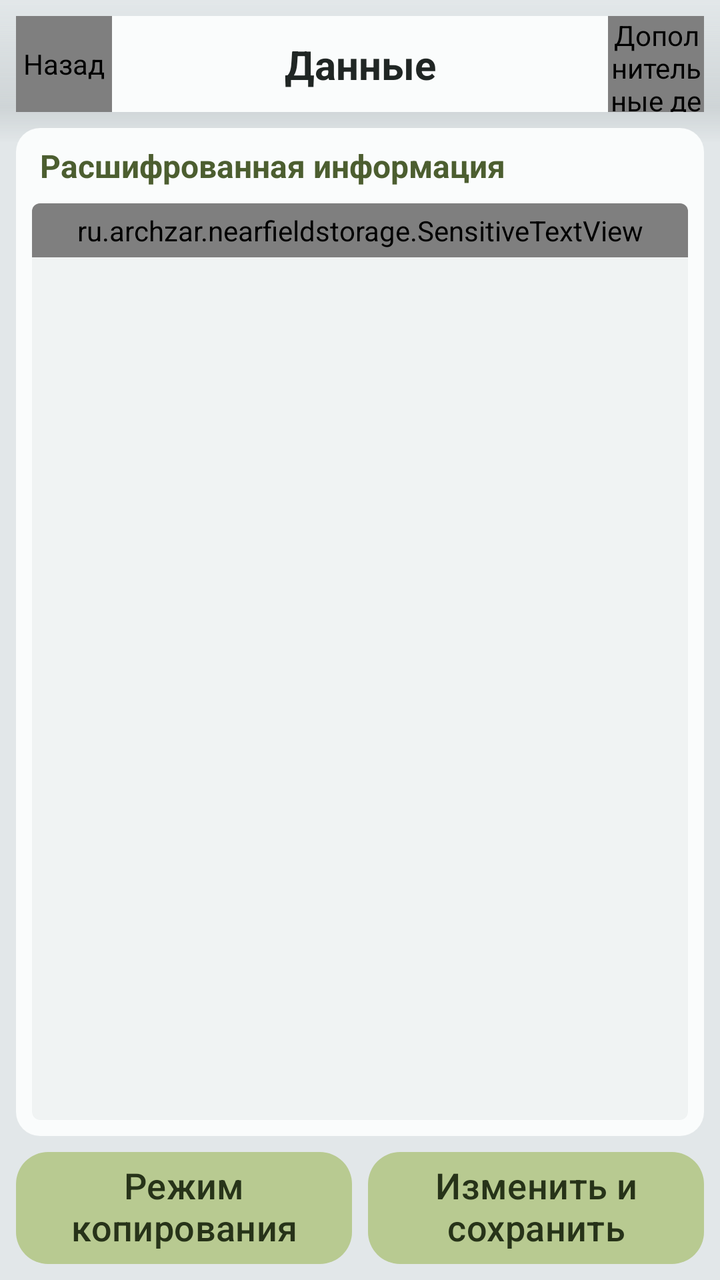
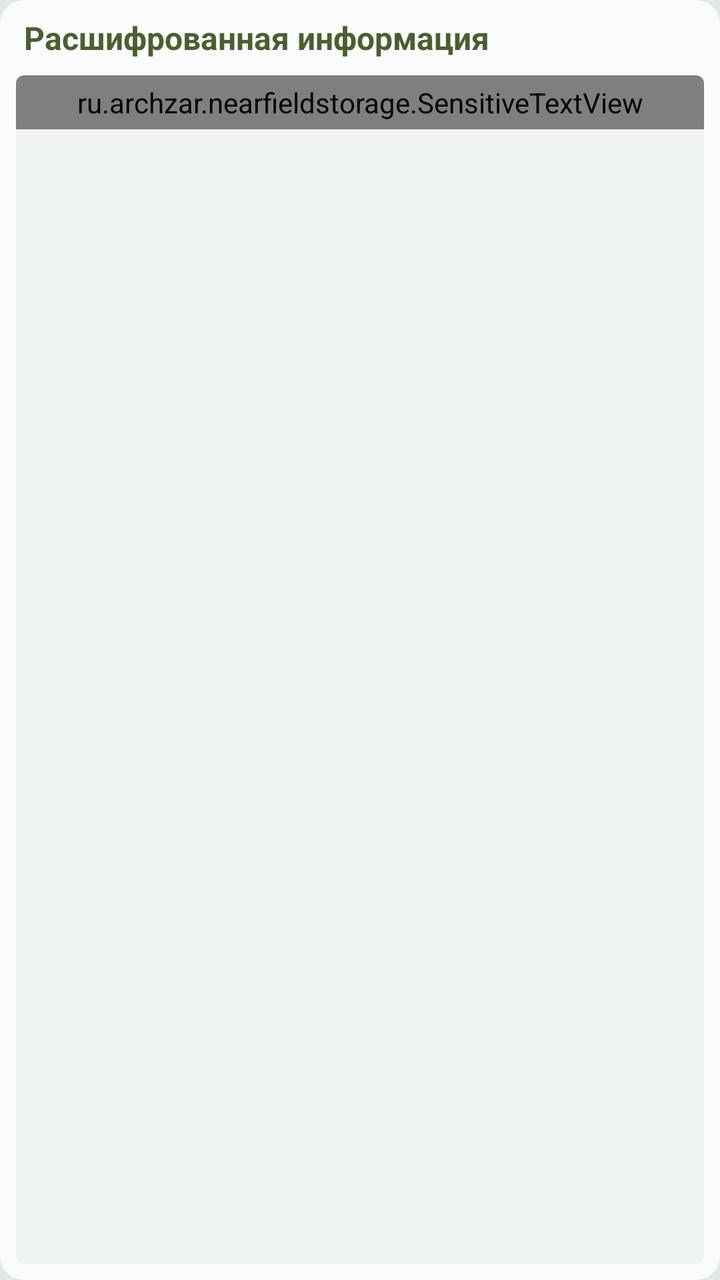

Before-and-after screenshots of an Android layout around one commit, followed by the original layout XML and the change that was made.
<!-- AndroidManifest.xml: application theme Theme.NFS -->
<!-- res/layout/fragment_decoded_information.xml -->
<?xml version="1.0" encoding="utf-8"?>
<androidx.constraintlayout.widget.ConstraintLayout
    xmlns:android="http://schemas.android.com/apk/res/android"
    xmlns:app="http://schemas.android.com/apk/res-auto"
    xmlns:tools="http://schemas.android.com/tools"
    android:layout_height="match_parent"
    android:layout_width="match_parent"
    android:background="@color/screen_background"
    android:id="@+id/coordinator">

    <View
        android:id="@+id/shadow_of_top_floating_island"
        android:layout_width="match_parent"
        android:layout_height="0dp"
        app:layout_constraintTop_toTopOf="parent"
        app:layout_constraintBottom_toBottomOf="@id/top_floating_island"
        app:layout_constraintStart_toStartOf="parent"
        app:layout_constraintEnd_toEndOf="parent"
        android:background="@drawable/background_shadow_of_top_island_gradient"
        android:layout_marginBottom="-16dp"/>

    <androidx.constraintlayout.widget.ConstraintLayout
        android:id="@+id/workspace_layout"
        style="@style/Widget.NFS.Workspace"
        app:layout_constraintTop_toBottomOf="@id/top_floating_island"
        app:layout_constraintBottom_toTopOf="@id/bottom_buttons"
        app:layout_constraintStart_toStartOf="parent"
        app:layout_constraintEnd_toEndOf="parent">

        <androidx.constraintlayout.widget.ConstraintLayout
            android:id="@+id/workspace_floating_island"
            android:layout_width="match_parent"
            android:layout_height="0dp"
            android:padding="0dp"
            android:background="@drawable/background_floating_island_corners_12dp"
            app:layout_constraintTop_toTopOf="parent"
            app:layout_constraintStart_toStartOf="parent"
            app:layout_constraintEnd_toEndOf="parent"
            app:layout_constraintBottom_toBottomOf="parent">

            <TextView
                android:id="@+id/label"
                style="@style/Widget.NFS.WorkspaceHeading"
                android:layout_width="0dp"
                android:text="Расшифрованная информация"
                app:layout_constraintTop_toTopOf="parent"
                app:layout_constraintStart_toStartOf="parent"
                app:layout_constraintEnd_toEndOf="parent" />

            <FrameLayout
                android:id="@+id/copy_area"
                style="@style/Widget.NFS.TextPanel"
                android:layout_width="0dp"
                android:layout_height="0dp"
                app:layout_constraintTop_toBottomOf="@id/label"
                app:layout_constraintBottom_toTopOf="@id/read_capacity"
                app:layout_constraintStart_toStartOf="parent"
                app:layout_constraintEnd_toEndOf="parent">

                <ScrollView
                    android:id="@+id/workspace"
                    android:layout_width="match_parent"
                    android:layout_height="match_parent">

                    <ru.archzar.nearfieldstorage.SensitiveTextView
                        android:id="@+id/decoded_text"
                        style="@style/Widget.NFS.TextPanelContent"
                        android:layout_width="match_parent"
                        android:layout_height="wrap_content"
                        android:textIsSelectable="false" />

                </ScrollView>

            </FrameLayout>

            <TextView
                android:id="@+id/read_capacity"
                android:layout_width="0dp"
                android:layout_height="wrap_content"
                android:layout_marginHorizontal="@dimen/workspace_gap"
                android:layout_marginBottom="@dimen/workspace_gap"
                android:background="?attr/selectableItemBackground"
                android:focusable="true"
                android:gravity="center_vertical"
                android:minHeight="48dp"
                android:paddingHorizontal="6dp"
                android:paddingVertical="4dp"
                android:textColor="@color/content_secondary"
                android:textSize="12sp"
                android:visibility="gone"
                app:layout_constraintStart_toStartOf="parent"
                app:layout_constraintEnd_toEndOf="parent"
                app:layout_constraintBottom_toBottomOf="parent" />

        </androidx.constraintlayout.widget.ConstraintLayout>

    </androidx.constraintlayout.widget.ConstraintLayout>

    <LinearLayout
        android:id="@+id/bottom_buttons"
        android:layout_width="0dp"
        android:layout_height="wrap_content"
        android:baselineAligned="false"
        android:paddingHorizontal="@dimen/workspace_gap"
        android:layout_marginBottom="@dimen/workspace_gap"
        android:orientation="horizontal"
        app:layout_constraintBottom_toBottomOf="parent"
        app:layout_constraintStart_toStartOf="parent"
        app:layout_constraintEnd_toEndOf="parent">

        <com.google.android.material.button.MaterialButton
            style="@style/Widget.NFS.ActionButton.Compact"
            android:id="@+id/copy_mode"
            android:layout_width="0dp"
            android:layout_height="match_parent"
            android:layout_weight="1"
            android:text="@string/copy_mode" />

        <com.google.android.material.button.MaterialButton
            style="@style/Widget.NFS.ActionButton.Compact"
            android:id="@+id/edit_and_change"
            android:layout_width="0dp"
            android:layout_height="match_parent"
            android:layout_weight="1"
            android:text="Изменить и сохранить"
            android:layout_marginStart="@dimen/workspace_gap" />

    </LinearLayout>



    <androidx.constraintlayout.widget.ConstraintLayout
        android:id="@+id/top_floating_island"
        android:layout_width="match_parent"
        android:layout_height="@dimen/toolbar_size"
        android:layout_margin="8dp"
        android:background="@drawable/background_floating_island_corners_12dp"
        app:layout_constraintTop_toTopOf="parent"
        app:layout_constraintStart_toStartOf="parent"
        app:layout_constraintEnd_toEndOf="parent">

        <ru.archzar.nearfieldstorage.RoundedToolbarButton
            style="@style/Widget.NFS.ToolbarButton"
            android:id="@+id/back"
            android:src="@drawable/round_arrow_back_24"
            android:contentDescription="@string/back"
            app:layout_constraintTop_toTopOf="parent"
            app:layout_constraintBottom_toBottomOf="parent"
            app:layout_constraintStart_toStartOf="parent" />

        <TextView
            android:id="@+id/title"
            style="@style/Widget.NFS.ToolbarTitle"
            android:text="Данные"
            app:layout_constraintTop_toTopOf="parent"
            app:layout_constraintBottom_toBottomOf="parent"
            app:layout_constraintStart_toStartOf="parent"
            app:layout_constraintEnd_toEndOf="parent" />

        <ru.archzar.nearfieldstorage.RoundedToolbarButton
            style="@style/Widget.NFS.ToolbarButton"
            android:id="@+id/menu"
            android:src="@drawable/round_more_vert_24"
            android:contentDescription="@string/more_options"
            app:layout_constraintTop_toTopOf="parent"
            app:layout_constraintBottom_toBottomOf="parent"
            app:layout_constraintEnd_toEndOf="parent" />

    </androidx.constraintlayout.widget.ConstraintLayout>

</androidx.constraintlayout.widget.ConstraintLayout>
<!-- resources referenced by this layout -->
<resources>
  <dimen name="toolbar_size">48dp</dimen>
  <!-- drawable background_shadow_of_top_island_gradient (drawable) -->
  <?xml version="1.0" encoding="utf-8"?>
  
  <shape xmlns:android="http://schemas.android.com/apk/res/android">
      <gradient
          android:type="linear"
          android:angle="-90"
          android:startColor="@color/screen_background"
          android:centerColor="@color/island_shadow"
          android:centerY="0.75"
          android:endColor="@android:color/transparent" />
  </shape>
  <!-- drawable round_arrow_back_24 (drawable) -->
  <vector xmlns:android="http://schemas.android.com/apk/res/android" android:autoMirrored="true" android:height="24dp" android:tint="@color/content_primary" android:viewportHeight="24" android:viewportWidth="24" android:width="24dp">
        
      <path android:fillColor="@android:color/white" android:pathData="M19,11H7.83l4.88,-4.88c0.39,-0.39 0.39,-1.03 0,-1.42 -0.39,-0.39 -1.02,-0.39 -1.41,0l-6.59,6.59c-0.39,0.39 -0.39,1.02 0,1.41l6.59,6.59c0.39,0.39 1.02,0.39 1.41,0 0.39,-0.39 0.39,-1.02 0,-1.41L7.83,13H19c0.55,0 1,-0.45 1,-1s-0.45,-1 -1,-1z"/>
      
  </vector>
  <!-- drawable round_more_vert_24 (drawable) -->
  <vector android:height="24dp" android:tint="@color/content_primary"
      android:viewportHeight="24" android:viewportWidth="24"
      android:width="24dp" xmlns:android="http://schemas.android.com/apk/res/android">
      <path android:fillColor="@android:color/white" android:pathData="M12,8c1.1,0 2,-0.9 2,-2s-0.9,-2 -2,-2 -2,0.9 -2,2 0.9,2 2,2zM12,10c-1.1,0 -2,0.9 -2,2s0.9,2 2,2 2,-0.9 2,-2 -0.9,-2 -2,-2zM12,16c-1.1,0 -2,0.9 -2,2s0.9,2 2,2 2,-0.9 2,-2 -0.9,-2 -2,-2z"/>
  </vector>
  <string name="back">Назад</string>
  <string name="copy_mode">Режим копирования</string>
  <string name="more_options">Дополнительные действия</string>
  <style name="Widget.NFS.ActionButton.Compact" parent="Widget.NFS.ActionButton">
          <item name="android:paddingHorizontal">6dp</item>
      </style>
  <style name="Widget.NFS.ToolbarButton" parent="android:Widget.ImageButton">
          <item name="android:layout_width">@dimen/toolbar_size</item>
          <item name="android:layout_height">@dimen/toolbar_size</item>
          <item name="android:background">@drawable/background_toolbar_button_ripple</item>
          <item name="android:padding">0dp</item>
          <item name="android:scaleType">center</item>
      </style>
  <style name="Widget.NFS.ToolbarTitle" parent="Widget.NFS.BlockHeading">
          <item name="android:layout_width">0dp</item>
          <item name="android:layout_height">wrap_content</item>
          <item name="android:layout_marginStart">@dimen/toolbar_size</item>
          <item name="android:layout_marginEnd">@dimen/toolbar_size</item>
          <item name="android:ellipsize">end</item>
          <item name="android:gravity">center</item>
          <item name="android:maxLines">1</item>
          <item name="android:textColor">@color/content_primary</item>
      </style>
  <style name="Widget.NFS.Workspace" parent="">
          <item name="android:layout_width">match_parent</item>
          <item name="android:layout_height">0dp</item>
          <item name="android:layout_marginTop">@dimen/workspace_gap</item>
          <item name="android:layout_marginBottom">@dimen/workspace_gap</item>
          <item name="android:paddingHorizontal">@dimen/workspace_gap</item>
      </style>
  <color name="island_shadow">#2B707A7D</color>
  <style name="Widget.NFS.ActionButton" parent="Widget.NFS.Button">
          <item name="android:shadowColor">@color/action_text_shadow</item>
          <item name="android:shadowDy">1.0</item>
          <item name="android:shadowRadius">1.5</item>
      </style>
  <!-- drawable background_toolbar_button_ripple (drawable) -->
  <?xml version="1.0" encoding="utf-8"?>
  <ripple xmlns:android="http://schemas.android.com/apk/res/android"
      android:color="@color/control_highlight">
      <item android:id="@android:id/mask">
          <shape android:shape="rectangle">
              <solid android:color="@android:color/white" />
              <corners android:radius="@dimen/toolbar_corner_radius" />
          </shape>
      </item>
  </ripple>
  <style name="Widget.NFS.Button" parent="Widget.Material3.Button">
          <item name="android:minHeight">56dp</item>
          <item name="android:insetTop">0dp</item>
          <item name="android:insetBottom">0dp</item>
          <item name="android:paddingHorizontal">12dp</item>
          <item name="android:paddingVertical">6dp</item>
          <item name="android:includeFontPadding">false</item>
          <item name="android:textAllCaps">false</item>
          <item name="android:textColor">@color/action_content</item>
          <item name="android:textSize">18sp</item>
          <item name="backgroundTint">@color/action_button_background</item>
          <item name="cornerRadius">16dp</item>
      </style>
  <color name="action_text_shadow">@android:color/transparent</color>
  <color name="action_content">#273319</color>
  <!-- unchanged entries left out for length: 41 -->
</resources>

<!-- the commit's change to res/layout/fragment_decoded_information.xml (unified diff, before → after) -->
@@ -3,169 +3,64 @@
     xmlns:android="http://schemas.android.com/apk/res/android"
     xmlns:app="http://schemas.android.com/apk/res-auto"
     xmlns:tools="http://schemas.android.com/tools"
+    android:id="@+id/workspace_floating_island"
+    android:layout_width="match_parent"
     android:layout_height="match_parent"
-    android:layout_width="match_parent"
-    android:background="@color/screen_background"
-    android:id="@+id/coordinator">
+    android:padding="0dp"
+    android:background="@drawable/background_floating_island_corners_12dp">
 
-    <View
-        android:id="@+id/shadow_of_top_floating_island"
-        android:layout_width="match_parent"
+    <TextView
+        android:id="@+id/label"
+        style="@style/Widget.NFS.WorkspaceHeading"
+        android:layout_width="0dp"
+        android:text="Расшифрованная информация"
+        app:layout_constraintTop_toTopOf="parent"
+        app:layout_constraintStart_toStartOf="parent"
+        app:layout_constraintEnd_toEndOf="parent" />
+
+    <FrameLayout
+        android:id="@+id/copy_area"
+        style="@style/Widget.NFS.TextPanel"
+        android:layout_width="0dp"
         android:layout_height="0dp"
-        app:layout_constraintTop_toTopOf="parent"
-        app:layout_constraintBottom_toBottomOf="@id/top_floating_island"
-        app:layout_constraintStart_toStartOf="parent"
-        app:layout_constraintEnd_toEndOf="parent"
-        android:background="@drawable/background_shadow_of_top_island_gradient"
-        android:layout_marginBottom="-16dp"/>
-
-    <androidx.constraintlayout.widget.ConstraintLayout
-        android:id="@+id/workspace_layout"
-        style="@style/Widget.NFS.Workspace"
-        app:layout_constraintTop_toBottomOf="@id/top_floating_island"
-        app:layout_constraintBottom_toTopOf="@id/bottom_buttons"
+        app:layout_constraintTop_toBottomOf="@id/label"
+        app:layout_constraintBottom_toTopOf="@id/read_capacity"
         app:layout_constraintStart_toStartOf="parent"
         app:layout_constraintEnd_toEndOf="parent">
 
-        <androidx.constraintlayout.widget.ConstraintLayout
-            android:id="@+id/workspace_floating_island"
+        <ScrollView
+            android:id="@+id/workspace"
             android:layout_width="match_parent"
-            android:layout_height="0dp"
-            android:padding="0dp"
-            android:background="@drawable/background_floating_island_corners_12dp"
-            app:layout_constraintTop_toTopOf="parent"
-            app:layout_constraintStart_toStartOf="parent"
-            app:layout_constraintEnd_toEndOf="parent"
-            app:layout_constraintBottom_toBottomOf="parent">
+            android:layout_height="match_parent">
 
-            <TextView
-                android:id="@+id/label"
-                style="@style/Widget.NFS.WorkspaceHeading"
-                android:layout_width="0dp"
-                android:text="Расшифрованная информация"
-                app:layout_constraintTop_toTopOf="parent"
-                app:layout_constraintStart_toStartOf="parent"
-                app:layout_constraintEnd_toEndOf="parent" />
+            <ru.archzar.nearfieldstorage.SensitiveTextView
+                android:id="@+id/decoded_text"
+                style="@style/Widget.NFS.TextPanelContent"
+                android:layout_width="match_parent"
+                android:layout_height="wrap_content"
+                android:textIsSelectable="false" />
 
-            <FrameLayout
-                android:id="@+id/copy_area"
-                style="@style/Widget.NFS.TextPanel"
-                android:layout_width="0dp"
-                android:layout_height="0dp"
-                app:layout_constraintTop_toBottomOf="@id/label"
-                app:layout_constraintBottom_toTopOf="@id/read_capacity"
-                app:layout_constraintStart_toStartOf="parent"
-                app:layout_constraintEnd_toEndOf="parent">
+        </ScrollView>
 
-                <ScrollView
-                    android:id="@+id/workspace"
-                    android:layout_width="match_parent"
-                    android:layout_height="match_parent">
+    </FrameLayout>
 
-                    <ru.archzar.nearfieldstorage.SensitiveTextView
-                        android:id="@+id/decoded_text"
-                        style="@style/Widget.NFS.TextPanelContent"
-                        android:layout_width="match_parent"
-                        android:layout_height="wrap_content"
-                        android:textIsSelectable="false" />
-
-                </ScrollView>
-
-            </FrameLayout>
-
-            <TextView
-                android:id="@+id/read_capacity"
-                android:layout_width="0dp"
-                android:layout_height="wrap_content"
-                android:layout_marginHorizontal="@dimen/workspace_gap"
-                android:layout_marginBottom="@dimen/workspace_gap"
-                android:background="?attr/selectableItemBackground"
-                android:focusable="true"
-                android:gravity="center_vertical"
-                android:minHeight="48dp"
-                android:paddingHorizontal="6dp"
-                android:paddingVertical="4dp"
-                android:textColor="@color/content_secondary"
-                android:textSize="12sp"
-                android:visibility="gone"
-                app:layout_constraintStart_toStartOf="parent"
-                app:layout_constraintEnd_toEndOf="parent"
-                app:layout_constraintBottom_toBottomOf="parent" />
-
-        </androidx.constraintlayout.widget.ConstraintLayout>
-
-    </androidx.constraintlayout.widget.ConstraintLayout>
-
-    <LinearLayout
-        android:id="@+id/bottom_buttons"
+    <TextView
+        android:id="@+id/read_capacity"
         android:layout_width="0dp"
         android:layout_height="wrap_content"
-        android:baselineAligned="false"
-        android:paddingHorizontal="@dimen/workspace_gap"
+        android:layout_marginHorizontal="@dimen/workspace_gap"
         android:layout_marginBottom="@dimen/workspace_gap"
-        android:orientation="horizontal"
-        app:layout_constraintBottom_toBottomOf="parent"
+        android:background="?attr/selectableItemBackground"
+        android:focusable="true"
+        android:gravity="center_vertical"
+        android:minHeight="48dp"
+        android:paddingHorizontal="6dp"
+        android:paddingVertical="4dp"
+        android:textColor="@color/content_secondary"
+        android:textSize="12sp"
+        android:visibility="gone"
         app:layout_constraintStart_toStartOf="parent"
-        app:layout_constraintEnd_toEndOf="parent">
-
-        <com.google.android.material.button.MaterialButton
-            style="@style/Widget.NFS.ActionButton.Compact"
-            android:id="@+id/copy_mode"
-            android:layout_width="0dp"
-            android:layout_height="match_parent"
-            android:layout_weight="1"
-            android:text="@string/copy_mode" />
-
-        <com.google.android.material.button.MaterialButton
-            style="@style/Widget.NFS.ActionButton.Compact"
-            android:id="@+id/edit_and_change"
-            android:layout_width="0dp"
-            android:layout_height="match_parent"
-            android:layout_weight="1"
-            android:text="Изменить и сохранить"
-            android:layout_marginStart="@dimen/workspace_gap" />
-
-    </LinearLayout>
-
-
-
-    <androidx.constraintlayout.widget.ConstraintLayout
-        android:id="@+id/top_floating_island"
-        android:layout_width="match_parent"
-        android:layout_height="@dimen/toolbar_size"
-        android:layout_margin="8dp"
-        android:background="@drawable/background_floating_island_corners_12dp"
-        app:layout_constraintTop_toTopOf="parent"
-        app:layout_constraintStart_toStartOf="parent"
-        app:layout_constraintEnd_toEndOf="parent">
-
-        <ru.archzar.nearfieldstorage.RoundedToolbarButton
-            style="@style/Widget.NFS.ToolbarButton"
-            android:id="@+id/back"
-            android:src="@drawable/round_arrow_back_24"
-            android:contentDescription="@string/back"
-            app:layout_constraintTop_toTopOf="parent"
-            app:layout_constraintBottom_toBottomOf="parent"
-            app:layout_constraintStart_toStartOf="parent" />
-
-        <TextView
-            android:id="@+id/title"
-            style="@style/Widget.NFS.ToolbarTitle"
-            android:text="Данные"
-            app:layout_constraintTop_toTopOf="parent"
-            app:layout_constraintBottom_toBottomOf="parent"
-            app:layout_constraintStart_toStartOf="parent"
-            app:layout_constraintEnd_toEndOf="parent" />
-
-        <ru.archzar.nearfieldstorage.RoundedToolbarButton
-            style="@style/Widget.NFS.ToolbarButton"
-            android:id="@+id/menu"
-            android:src="@drawable/round_more_vert_24"
-            android:contentDescription="@string/more_options"
-            app:layout_constraintTop_toTopOf="parent"
-            app:layout_constraintBottom_toBottomOf="parent"
-            app:layout_constraintEnd_toEndOf="parent" />
-
-    </androidx.constraintlayout.widget.ConstraintLayout>
+        app:layout_constraintEnd_toEndOf="parent"
+        app:layout_constraintBottom_toBottomOf="parent" />
 
 </androidx.constraintlayout.widget.ConstraintLayout>
<!-- resource entries referenced after the edit -->
@@ -1,92 +1,5 @@
 <!-- resources referenced by this layout -->
 <resources>
-  <dimen name="toolbar_size">48dp</dimen>
-  <!-- drawable background_shadow_of_top_island_gradient (drawable) -->
-  <?xml version="1.0" encoding="utf-8"?>
-  
-  <shape xmlns:android="http://schemas.android.com/apk/res/android">
-      <gradient
-          android:type="linear"
-          android:angle="-90"
-          android:startColor="@color/screen_background"
-          android:centerColor="@color/island_shadow"
-          android:centerY="0.75"
-          android:endColor="@android:color/transparent" />
-  </shape>
-  <!-- drawable round_arrow_back_24 (drawable) -->
-  <vector xmlns:android="http://schemas.android.com/apk/res/android" android:autoMirrored="true" android:height="24dp" android:tint="@color/content_primary" android:viewportHeight="24" android:viewportWidth="24" android:width="24dp">
-        
-      <path android:fillColor="@android:color/white" android:pathData="M19,11H7.83l4.88,-4.88c0.39,-0.39 0.39,-1.03 0,-1.42 -0.39,-0.39 -1.02,-0.39 -1.41,0l-6.59,6.59c-0.39,0.39 -0.39,1.02 0,1.41l6.59,6.59c0.39,0.39 1.02,0.39 1.41,0 0.39,-0.39 0.39,-1.02 0,-1.41L7.83,13H19c0.55,0 1,-0.45 1,-1s-0.45,-1 -1,-1z"/>
-      
-  </vector>
-  <!-- drawable round_more_vert_24 (drawable) -->
-  <vector android:height="24dp" android:tint="@color/content_primary"
-      android:viewportHeight="24" android:viewportWidth="24"
-      android:width="24dp" xmlns:android="http://schemas.android.com/apk/res/android">
-      <path android:fillColor="@android:color/white" android:pathData="M12,8c1.1,0 2,-0.9 2,-2s-0.9,-2 -2,-2 -2,0.9 -2,2 0.9,2 2,2zM12,10c-1.1,0 -2,0.9 -2,2s0.9,2 2,2 2,-0.9 2,-2 -0.9,-2 -2,-2zM12,16c-1.1,0 -2,0.9 -2,2s0.9,2 2,2 2,-0.9 2,-2 -0.9,-2 -2,-2z"/>
-  </vector>
-  <string name="back">Назад</string>
-  <string name="copy_mode">Режим копирования</string>
-  <string name="more_options">Дополнительные действия</string>
-  <style name="Widget.NFS.ActionButton.Compact" parent="Widget.NFS.ActionButton">
-          <item name="android:paddingHorizontal">6dp</item>
-      </style>
-  <style name="Widget.NFS.ToolbarButton" parent="android:Widget.ImageButton">
-          <item name="android:layout_width">@dimen/toolbar_size</item>
-          <item name="android:layout_height">@dimen/toolbar_size</item>
-          <item name="android:background">@drawable/background_toolbar_button_ripple</item>
-          <item name="android:padding">0dp</item>
-          <item name="android:scaleType">center</item>
-      </style>
-  <style name="Widget.NFS.ToolbarTitle" parent="Widget.NFS.BlockHeading">
-          <item name="android:layout_width">0dp</item>
-          <item name="android:layout_height">wrap_content</item>
-          <item name="android:layout_marginStart">@dimen/toolbar_size</item>
-          <item name="android:layout_marginEnd">@dimen/toolbar_size</item>
-          <item name="android:ellipsize">end</item>
-          <item name="android:gravity">center</item>
-          <item name="android:maxLines">1</item>
-          <item name="android:textColor">@color/content_primary</item>
-      </style>
-  <style name="Widget.NFS.Workspace" parent="">
-          <item name="android:layout_width">match_parent</item>
-          <item name="android:layout_height">0dp</item>
-          <item name="android:layout_marginTop">@dimen/workspace_gap</item>
-          <item name="android:layout_marginBottom">@dimen/workspace_gap</item>
-          <item name="android:paddingHorizontal">@dimen/workspace_gap</item>
-      </style>
-  <color name="island_shadow">#2B707A7D</color>
-  <style name="Widget.NFS.ActionButton" parent="Widget.NFS.Button">
-          <item name="android:shadowColor">@color/action_text_shadow</item>
-          <item name="android:shadowDy">1.0</item>
-          <item name="android:shadowRadius">1.5</item>
-      </style>
-  <!-- drawable background_toolbar_button_ripple (drawable) -->
-  <?xml version="1.0" encoding="utf-8"?>
-  <ripple xmlns:android="http://schemas.android.com/apk/res/android"
-      android:color="@color/control_highlight">
-      <item android:id="@android:id/mask">
-          <shape android:shape="rectangle">
-              <solid android:color="@android:color/white" />
-              <corners android:radius="@dimen/toolbar_corner_radius" />
-          </shape>
-      </item>
-  </ripple>
-  <style name="Widget.NFS.Button" parent="Widget.Material3.Button">
-          <item name="android:minHeight">56dp</item>
-          <item name="android:insetTop">0dp</item>
-          <item name="android:insetBottom">0dp</item>
-          <item name="android:paddingHorizontal">12dp</item>
-          <item name="android:paddingVertical">6dp</item>
-          <item name="android:includeFontPadding">false</item>
-          <item name="android:textAllCaps">false</item>
-          <item name="android:textColor">@color/action_content</item>
-          <item name="android:textSize">18sp</item>
-          <item name="backgroundTint">@color/action_button_background</item>
-          <item name="cornerRadius">16dp</item>
-      </style>
-  <color name="action_text_shadow">@android:color/transparent</color>
-  <color name="action_content">#273319</color>
   <!-- unchanged entries left out for length: 41 -->
 </resources>
 
